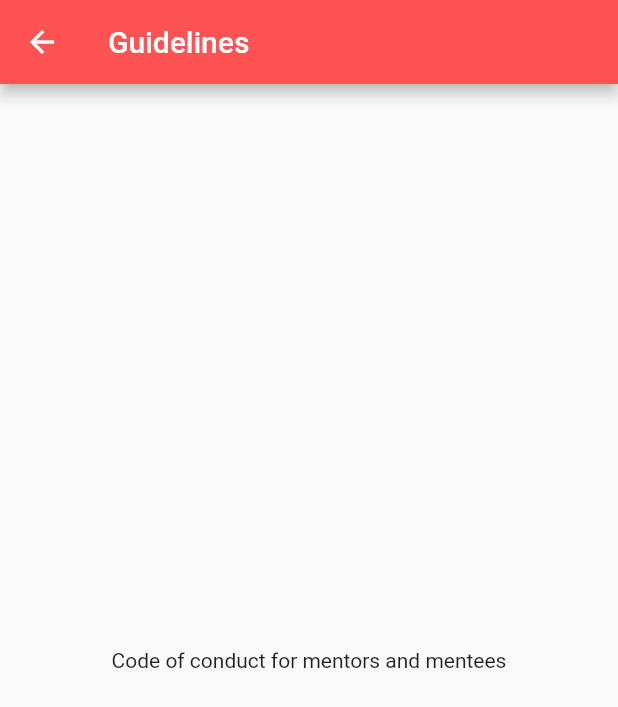
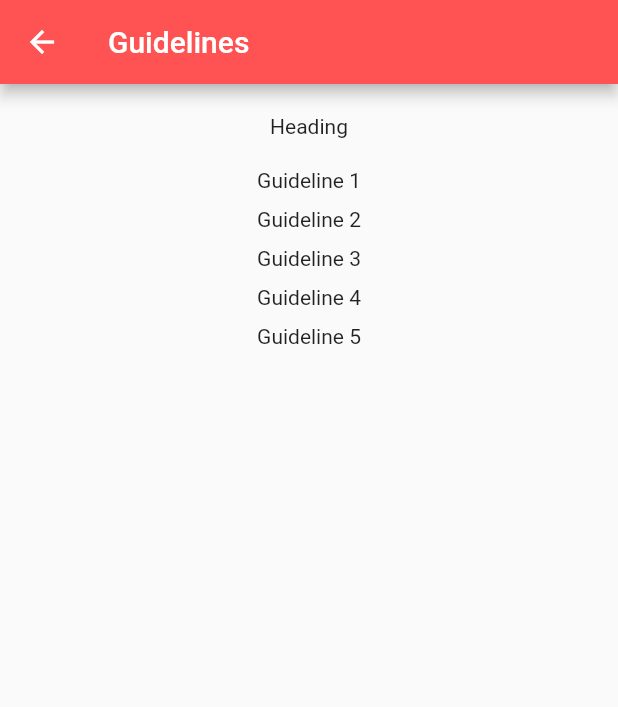
Before and after one commit to Spiral-Forge/Mentorship, a Flutter app: the screen it shows once a user with an empty profile is signed in, in the side drawer, after a tap on "Guidelines", on a phone screen of 412 x 824 dp. Shown: the top 707 px of the screen. Run offline on Flutter 3.47's test engine with Material 2 defaults, Android fonts, the phone set to English and light mode, and no system bars; our stand-ins replace cloud_firestore, firebase_auth, flutter_spinkit, google_fonts, hexcolor; missing offline and left inert: dart:js; accounts and stored records are empty.

Commit message:
Guildelines page

```diff
--- a/lib/screens/sidebarScreens/guidelines.dart
+++ b/lib/screens/sidebarScreens/guidelines.dart
@@ -6,9 +6,29 @@ class Guidelines extends StatelessWidget {
   Widget build(BuildContext context) {
     return new Scaffold(
       appBar: new AppBar(title: new Text("Guidelines"), backgroundColor: Colors.redAccent),
-      body: new Center(
-        child: Text("Code of conduct for mentors and mentees"),
-      ),
+      body: Container(
+        padding: EdgeInsets.only(top:20.0),
+        child: Center(
+          child: Column(
+            children:<Widget>[
+              Text("Heading"),
+              SizedBox(height:20.0),
+              Text("Guideline 1"),
+              SizedBox(height:10.0),
+              Text("Guideline 2"),
+              SizedBox(height:10.0),
+              Text("Guideline 3"),
+              SizedBox(height:10.0),
+              Text("Guideline 4"),
+              SizedBox(height:10.0),
+              Text("Guideline 5"),
+            ]
+          ),
+        ),
+      )
+      // new Center(
+      //   child: Text("Code of conduct for mentors and mentees"),
+      // ),
     );
   }
 }
```
